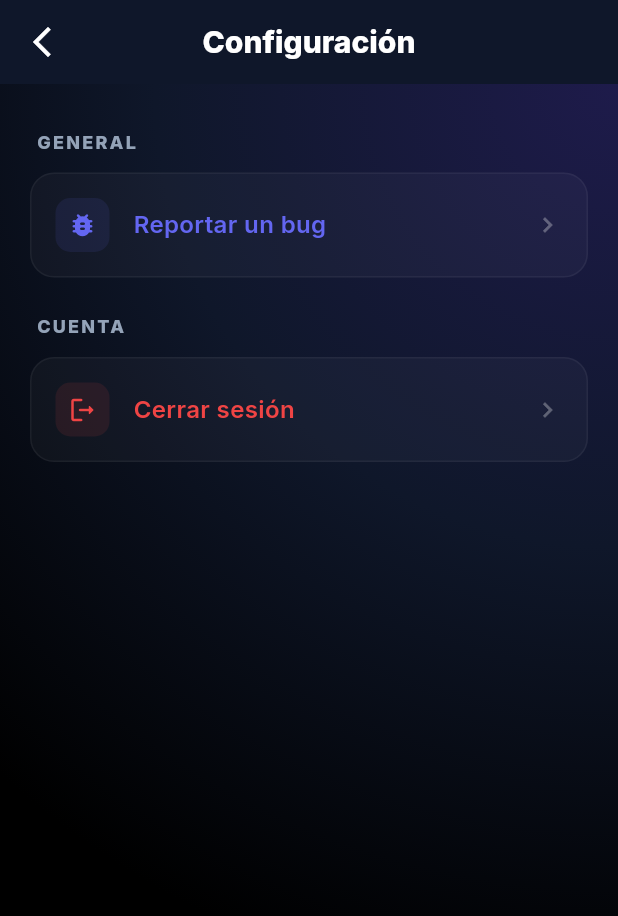
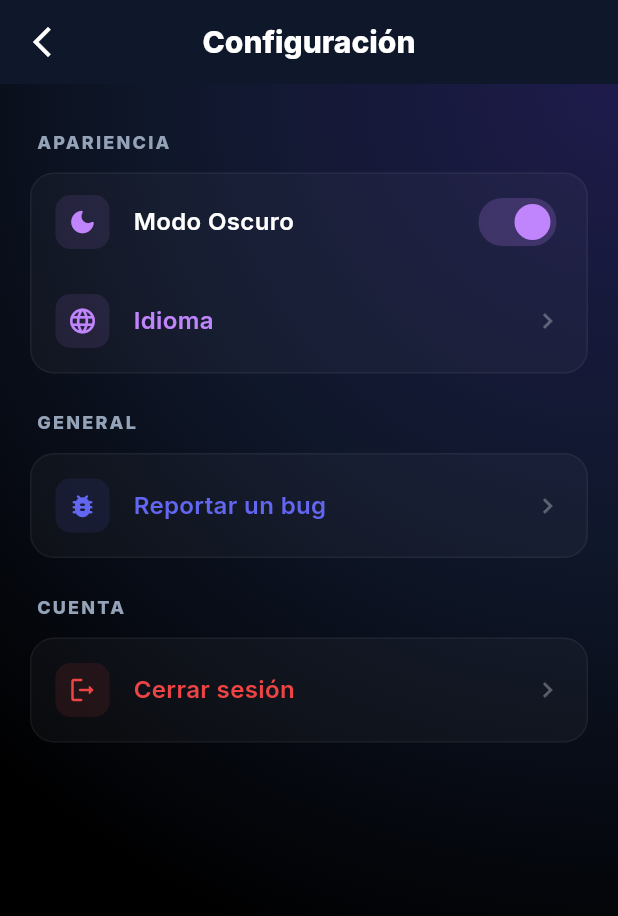
Before and after one commit to bictorp/EA_APP_G5, a Flutter app: the SettingsScreen screen opened directly, on a phone screen of 412 x 824 dp. Shown: the top 916 px of the screen. Run offline on Flutter 3.47's test engine with Material 3 defaults, Android fonts, the phone set to English and light mode, and no system bars; our stand-ins replace camera, dio, flutter_secure_storage, get, google_fonts, image_cropper and 2 more; missing offline and left inert: photofilters; accounts and stored records are empty.

Commit message:
emulator fix

```diff
--- a/lib/constants/api_constants.dart
+++ b/lib/constants/api_constants.dart
@@ -1,5 +1,5 @@
 import 'dart:io' show Platform;
-import 'package:flutter/foundation.dart' show kIsWeb;
+import 'package:flutter/foundation.dart' show kIsWeb, kReleaseMode;
 
 class ApiConstants {
   static String get baseUrl {
@@ -11,7 +11,7 @@ class ApiConstants {
     if (kIsWeb) {
       return 'http://localhost:1337';
     } else if (Platform.isAndroid) {
-      // Usamos tu IP local para desarrollo en el emulador/móvil
+      // Usamos tu IP local que sabemos que funciona en tu entorno
       return 'http://192.168.1.24:1337';
     } else {
       return 'http://localhost:1337';
--- a/lib/screens/settings_screen.dart
+++ b/lib/screens/settings_screen.dart
@@ -45,6 +45,41 @@ class SettingsScreen extends StatelessWidget {
             padding: const EdgeInsets.symmetric(horizontal: 20, vertical: 30),
             physics: const BouncingScrollPhysics(),
             children: [
+              _buildSettingsSection(
+                title: 'Apariencia',
+                children: [
+                  _buildSettingsToggle(
+                    icon: Icons.dark_mode_rounded,
+                    title: 'Modo Oscuro',
+                    color: const Color(0xFFC084FC),
+                    value: true, // Siempre activo de momento
+                    onChanged: (val) {
+                      Get.snackbar(
+                        'Próximamente',
+                        'El cambio de tema se implementará en el futuro',
+                        snackPosition: SnackPosition.BOTTOM,
+                        backgroundColor: const Color(0xFF1E293B),
+                        colorText: Colors.white,
+                      );
+                    },
+                  ),
+                  _buildSettingsItem(
+                    icon: Icons.language_rounded,
+                    title: 'Idioma',
+                    color: const Color(0xFFC084FC),
+                    onTap: () {
+                      Get.snackbar(
+                        'Próximamente',
+                        'La selección de idioma estará disponible en futuras versiones',
+                        snackPosition: SnackPosition.BOTTOM,
+                        backgroundColor: const Color(0xFF1E293B),
+                        colorText: Colors.white,
+                      );
+                    },
+                  ),
+                ],
+              ),
+              const SizedBox(height: 24),
               _buildSettingsSection(
                 title: 'General',
                 children: [
@@ -102,6 +137,47 @@ class SettingsScreen extends StatelessWidget {
           ),
         ),
       ],
+    );
+  }
+
+  Widget _buildSettingsToggle({
+    required IconData icon,
+    required String title,
+    required Color color,
+    required bool value,
+    required ValueChanged<bool> onChanged,
+  }) {
+    return Padding(
+      padding: const EdgeInsets.symmetric(horizontal: 16, vertical: 8),
+      child: Row(
+        children: [
+          Container(
+            padding: const EdgeInsets.all(8),
+            decoration: BoxDecoration(
+              color: color.withOpacity(0.1),
+              borderRadius: BorderRadius.circular(10),
+            ),
+            child: Icon(icon, color: color, size: 20),
+          ),
+          const SizedBox(width: 16),
+          Expanded(
+            child: Text(
+              title,
+              style: GoogleFonts.inter(
+                color: Colors.white,
+                fontSize: 16,
+                fontWeight: FontWeight.w600,
+              ),
+            ),
+          ),
+          Switch(
+            value: value,
+            onChanged: onChanged,
+            activeColor: color,
+            activeTrackColor: color.withOpacity(0.2),
+          ),
+        ],
+      ),
     );
   }
 
```
Also changed, not shown: pubspec.lock.
